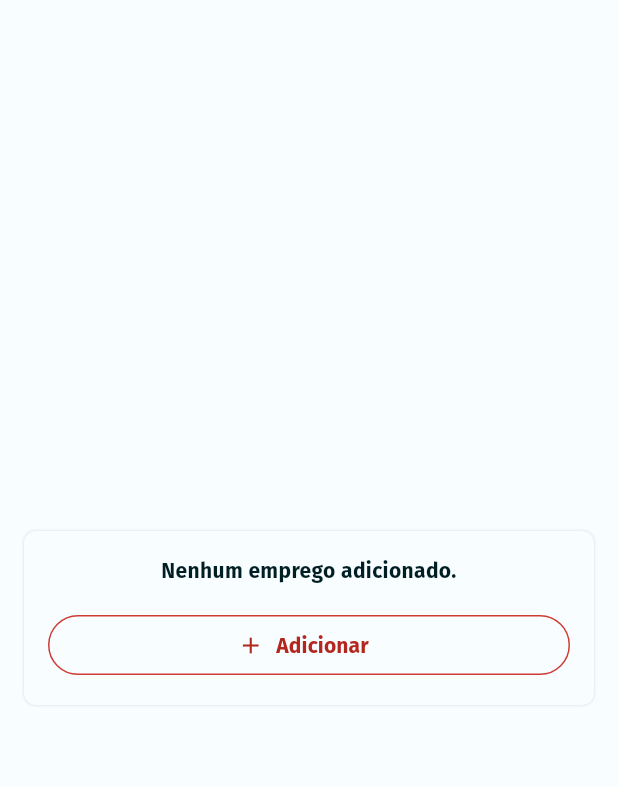
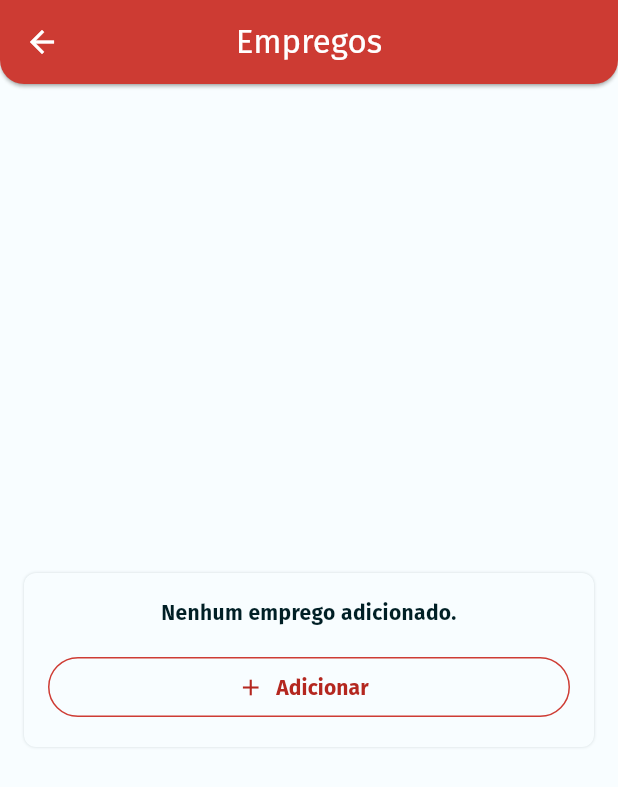
Before and after one commit to bicasoftware/marcahoras3, a Flutter app: the EmpregosScreen screen opened by its route, on a phone screen of 412 x 824 dp. Shown: the top 787 px of the screen. Run offline on Flutter 3.47's test engine with Material 3 defaults, Android fonts, the light colour scheme and no system bars; our stand-ins replace dio, equatable, extended_masked_text, flutter_bloc, flutter_secure_storage, flutter_slidable and 1 more; missing offline and left inert: flutter_config, month_year_picker; accounts and stored records are empty; generated files the repository leaves out were written again; network calls fail.

Commit message:
calendar appbar design done

```diff
--- a/lib/bloc_loader.dart
+++ b/lib/bloc_loader.dart
@@ -8,13 +8,20 @@ import 'domain_layer/usecases.dart';
 import 'presentation_layer/blocs.dart';
 import 'utils/utils.dart';
 
-class BlocLoader extends StatelessWidget {
+class BlocLoader extends StatefulWidget {
   final Widget child;
 
   const BlocLoader({
     required this.child,
     super.key,
   });
+
+  @override
+  State<BlocLoader> createState() => _BlocLoaderState();
+}
+
+class _BlocLoaderState extends State<BlocLoader> {
+  final DateTime _initialDate = DateTime.now();
 
   @override
   Widget build(BuildContext context) {
@@ -61,6 +68,8 @@ class BlocLoader extends StatelessWidget {
         ),
         BlocProvider(
           create: (_) => HomeBloc(
+            month: _initialDate.month,
+            year: _initialDate.year,
             empregoDataLoadUseCase: EmpregoDataLoadUseCase(empregoRepo),
             empregoDeleteUseCase: EmpregoDeleteUseCase(empregoRepo),
           )..load(),
@@ -77,7 +86,7 @@ class BlocLoader extends StatelessWidget {
           ),
         ),
       ],
-      child: child,
+      child: widget.child,
     );
   }
 }
--- a/lib/features/empregos/empregos/empregos_screen.dart
+++ b/lib/features/empregos/empregos/empregos_screen.dart
@@ -50,14 +50,19 @@ class _EmpregosScreenState extends State<EmpregosScreen> {
     final strings = context.strings();
 
     return Scaffold(
+      appBar: ShAppBar(
+        label: strings.empregos,
+      ),
       floatingActionButton: empregos.length > 0
           ? FloatingActionButton(
+              heroTag: "plus_button",
+              backgroundColor: AppColors.secondary,
+              foregroundColor: AppColors.onSecondary,
               onPressed: () async {
                 final detailsBloc = context.read<EmpregosDetailBloc>();
                 detailsBloc.reset();
 
-                await Navigator.of(context)
-                    .pushNamed(Routes.empregosDetail);
+                await Navigator.of(context).pushNamed(Routes.empregosDetail);
                 bloc.load();
               },
               child: Icon(Icons.add),
@@ -75,8 +80,7 @@ class _EmpregosScreenState extends State<EmpregosScreen> {
               ? NoDataContainer(
                   contentLabel: strings.empregosEmpty,
                   helperButtonLabel: strings.adicionarEmprego,
-                  helperButtonTap: () =>
-                      _showAddEmpregoScreen(context, bloc),
+                  helperButtonTap: () => _showAddEmpregoScreen(context, bloc),
                 )
               : ListView.builder(
                   itemCount: bloc.state.empregos.length,
@@ -124,8 +128,7 @@ class _EmpregosScreenState extends State<EmpregosScreen> {
                               SlidableAction(
                                 backgroundColor: AppColors.deleteColor,
                                 icon: Icons.delete,
-                                onPressed: (_) =>
-                                    _onDelete(context, bloc, e),
+                                onPressed: (_) => _onDelete(context, bloc, e),
                               ),
                             ],
                           ),
--- a/lib/features/empregos/salarios/salarios_tile.dart
+++ b/lib/features/empregos/salarios/salarios_tile.dart
@@ -78,6 +78,9 @@ class _SalariosTileState extends State<SalariosTile> {
               ),
               contentPadding: EdgeInsets.only(left: 16),
               trailing: FloatingActionButton.small(
+                heroTag: "plus_button",
+                backgroundColor: AppColors.secondary,
+                foregroundColor: AppColors.onSecondary,
                 child: Icon(Icons.add),
                 onPressed: () {
                   widget.onOptionSelected(SalariosActionType.aumento);
--- /dev/null
+++ b/lib/features/home/home_more_options.dart
@@ -0,0 +1,3 @@
+enum HomeMoreOptions {
+  sair,
+}
--- a/lib/presentation_layer/blocs/home/home_bloc.dart
+++ b/lib/presentation_layer/blocs/home/home_bloc.dart
@@ -13,11 +13,15 @@ class HomeBloc extends Cubit<HomeState> {
   HomeBloc({
     required EmpregoDataLoadUseCase empregoDataLoadUseCase,
     required EmpregoDeleteUseCase empregoDeleteUseCase,
+    required int year,
+    required int month,
   })  : _loadEmpregos = empregoDataLoadUseCase,
         _empregoDeleteUseCase = empregoDeleteUseCase,
         super(
           HomeState(
             status: StateLoadingStatus(),
+            month: month,
+            year: year,
           ),
         );
 
@@ -35,6 +39,7 @@ class HomeBloc extends Cubit<HomeState> {
         state.copyWith(
           empregos: empregos,
           status: StateSuccessStatus(),
+          empregoPos: empregos.length == 0 ? -1 : 0,
         ),
       );
     } on Exception catch (e) {
@@ -111,7 +116,14 @@ class HomeBloc extends Cubit<HomeState> {
     }
   }
 
-  void setTabPos(int pos) => emit(state.copyWith(tabPos: pos));
+  void setEmpregoPos(Empregos e) {
+    final index = state.empregos.indexOf(e);
+    emit(state.copyWith(empregoPos: index));
+  }
+
+  void setNavigationbarPosition(int pos) {
+    emit(state.copyWith(navigatorPos: pos));
+  }
 
   void toggleDarkMode() => emit(state.copyWith(isDarkMode: !state.isDarkMode));
 }
--- a/lib/presentation_layer/blocs/home/home_state.dart
+++ b/lib/presentation_layer/blocs/home/home_state.dart
@@ -5,50 +5,56 @@ import '../../../domain_layer/models.dart';
 import '../../../utils/utils.dart';
 
 class HomeState extends BaseState {
-  final int tabPos;
-  final int? empregoPos;
+  final int navigatorPos;
+  final int empregoPos;
   final UnmodifiableListView<Empregos> empregos;
   final bool isDarkMode;
+  final int month;
+  final int year;
 
   HomeState({
     required super.status,
-    int? empregoPos,
+    this.empregoPos = -1,
     Iterable<Empregos> empregos = const [],
-    this.tabPos = 0,
+    this.navigatorPos = 0,
     this.isDarkMode = false,
-  })  : empregos = UnmodifiableListView(empregos),
-        empregoPos = empregos.isNotEmpty ? 0 : null;
+    required this.year,
+    required this.month,
+  }) : empregos = UnmodifiableListView(empregos);
 
   HomeState copyWith({
     StateStatus? status,
-    int? tabPos,
+    int? navigatorPos,
     Iterable<Empregos>? empregos,
     int? empregoPos,
     bool? isDarkMode,
+    int? year,
+    int? month,
   }) {
     return HomeState(
       status: status ?? this.status,
-      tabPos: tabPos ?? this.tabPos,
+      navigatorPos: navigatorPos ?? this.navigatorPos,
       empregos: empregos ?? this.empregos,
       empregoPos: empregoPos ?? this.empregoPos,
       isDarkMode: isDarkMode ?? this.isDarkMode,
+      year: year ?? this.year,
+      month: month ?? this.month,
     );
   }
 
   Empregos? get currentEmprego =>
-      empregoPos != null ? empregos[empregoPos!] : null;
+      empregoPos == -1 ? null : empregos[empregoPos];
 
   @override
   String toString() {
-    return 'HomeState(tabPos: $tabPos, empregoPos: $empregoPos, empregos: $empregos, isDarkMode: $isDarkMode)';
+    return 'HomeState(tabPos: $navigatorPos, empregoPos: $empregoPos, empregos: $empregos, isDarkMode: $isDarkMode)';
   }
 
   @override
   bool operator ==(covariant HomeState other) {
     if (identical(this, other)) return true;
 
-    return
-      other.tabPos == tabPos &&
+    return other.navigatorPos == navigatorPos &&
         other.empregoPos == empregoPos &&
         other.empregos == empregos &&
         other.isDarkMode == isDarkMode;
@@ -56,7 +62,7 @@ class HomeState extends BaseState {
 
   @override
   int get hashCode {
-    return tabPos.hashCode ^
+    return navigatorPos.hashCode ^
         empregoPos.hashCode ^
         empregos.hashCode ^
         isDarkMode.hashCode;
--- a/lib/resources/localizations/strings.dart
+++ b/lib/resources/localizations/strings.dart
@@ -51,6 +51,7 @@ abstract class StringsContract {
   String get vigencia;
   String get cancelar;
   String get confirmar;
+  String get calendario;
 
   List<String> get weekDays;
 }
--- a/lib/resources/localizations/strings_br.dart
+++ b/lib/resources/localizations/strings_br.dart
@@ -145,4 +145,7 @@ class BrStrings implements StringsContract {
 
   @override
   String get confirmar => "Confirmar";
+
+  @override
+  String get calendario => "Calendário";
 }
--- a/lib/resources/localizations/strings_en.dart
+++ b/lib/resources/localizations/strings_en.dart
@@ -166,4 +166,6 @@ class EnStrings implements StringsContract {
   String get cancelar => "Cancel";
   @override
   String get confirmar => "Confirm";
+  @override
+  String get calendario => "Calendário";
 }
--- a/lib/widgets/sh_appbar.dart
+++ b/lib/widgets/sh_appbar.dart
@@ -3,9 +3,15 @@ import 'package:flutter/material.dart';
 class ShAppBar extends StatelessWidget implements PreferredSizeWidget {
   final String label;
   final List<Widget>? actions;
+  final double elevation;
+  final bool roundedCorner;
+  final bool centerTitle;
 
   const ShAppBar({
     required this.label,
+    this.elevation = 1,
+    this.roundedCorner = true,
+    this.centerTitle = true,
     this.actions,
     super.key,
   });
@@ -14,17 +20,21 @@ class ShAppBar extends StatelessWidget implements PreferredSizeWidget {
   Widget build(BuildContext context) {
     return AppBar(
       backgroundColor: Theme.of(context).colorScheme.inversePrimary,
+      centerTitle: centerTitle,
       title: Text(label),
-      shape: const RoundedRectangleBorder(
-        borderRadius: BorderRadius.only(
-          bottomLeft: Radius.circular(16.0),
-          bottomRight: Radius.circular(16.0),
-        ),
-      ),
+      elevation: elevation,
+      shape: roundedCorner
+          ? const RoundedRectangleBorder(
+              borderRadius: BorderRadius.only(
+                bottomLeft: Radius.circular(16.0),
+                bottomRight: Radius.circular(16.0),
+              ),
+            )
+          : null,
       actions: actions,
     );
   }
 
   @override
-  Size get preferredSize => const Size.fromHeight(kToolbarHeight);
+  Size get preferredSize => Size.fromHeight(kToolbarHeight);
 }
```
Also changed, not shown: lib/features/home/calendar/calendar_header.dart (+7 -7 lines), lib/features/home/calendar/calendar_page.dart (+3 -32 lines), lib/features/home/calendar/calendar_screen.dart (added, +79 -0 lines), lib/features/home/calendar/calendario_screen_header.dart (added, +49 -0 lines), lib/features/home/calendar/widgets/calendar_date_navigator.dart (added, +63 -0 lines), lib/features/home/calendar/widgets/empregos_dropdown.dart (added, +42 -0 lines), lib/features/home/home.dart (+6 -35 lines), lib/features/home/home_content.dart (deleted, +0 -41 lines), lib/features/home/widgets/emprego_card.dart (deleted, +0 -67 lines), lib/features/home/widgets/popup_session.dart (added, +49 -0 lines). Lines whose indentation alone changed are shown as unchanged.
